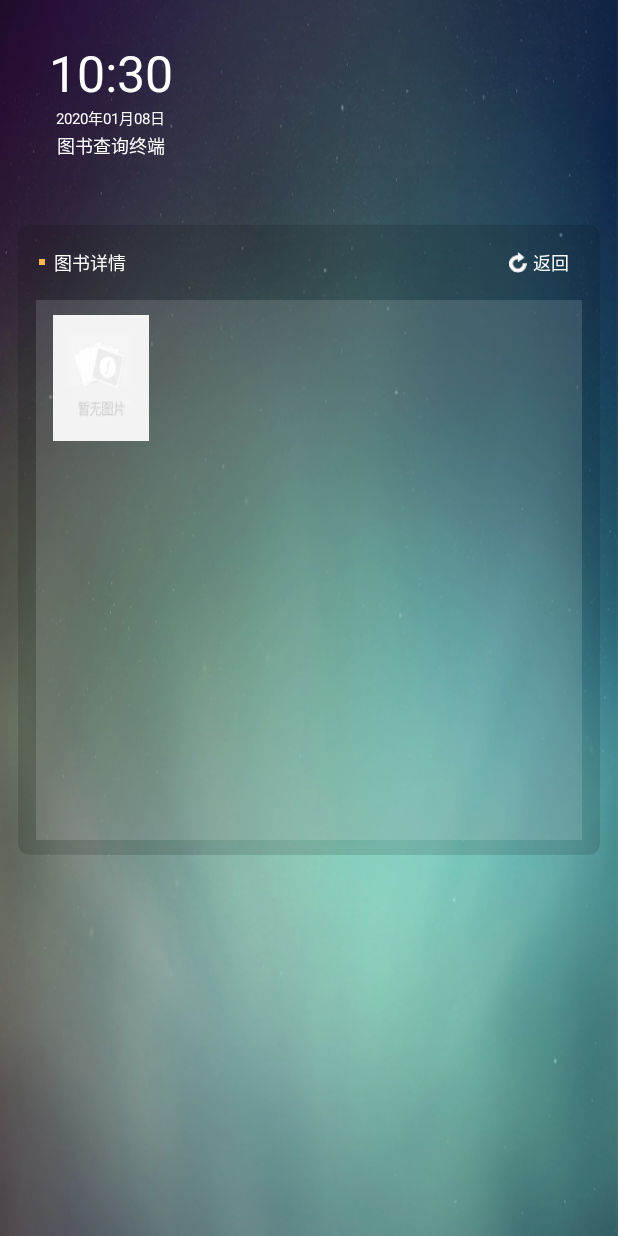
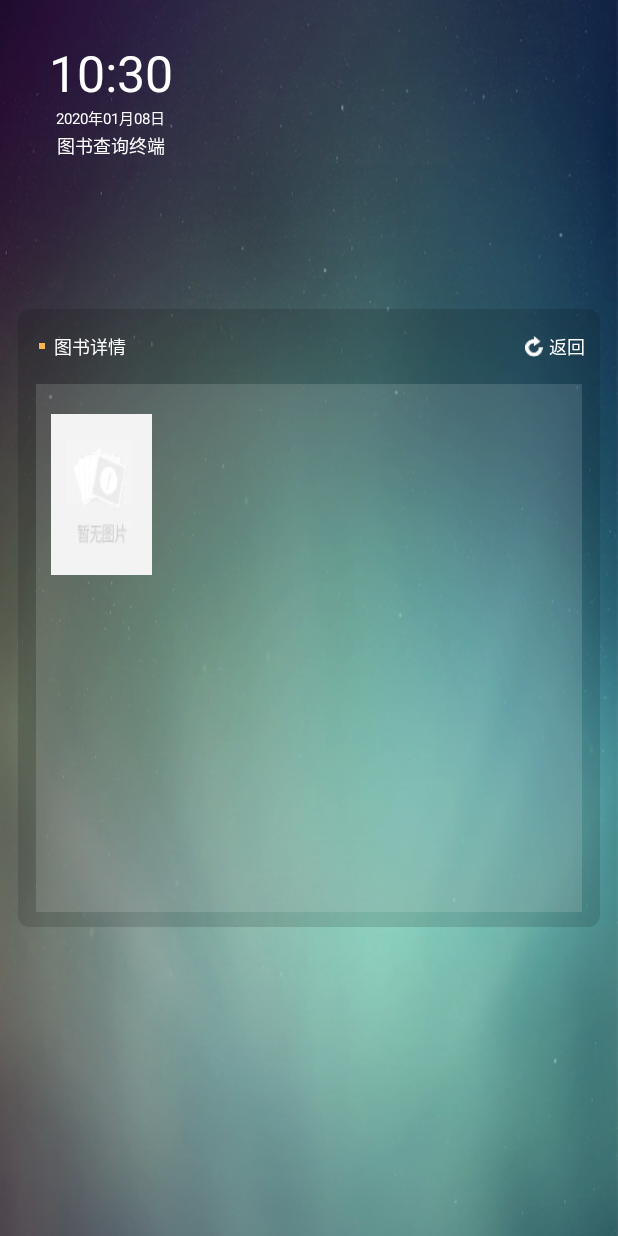
Before and after one commit to xiansize/SearchMachine, an Android app: the BookActivity screen opened directly, with no data from a screen before it, on a phone screen of 412 x 824 dp. Run offline under Robolectric (Android 15) with nearby library versions, the phone set to English and light mode, and no system bars; pictures from the network do not load; 1 statement that could not run was skipped.

Commit message:
适配其它屏幕

```diff
--- a/app/src/main/java/com/tcsoft/searchmachinary/activity/MainActivity.java
+++ b/app/src/main/java/com/tcsoft/searchmachinary/activity/MainActivity.java
@@ -25,7 +25,6 @@ public class MainActivity extends BaseActivity implements View.OnClickListener,
 
     private EditText etSearch;
     private MainPresenter mainPresenter;
-
 
 
     @Override
--- a/app/src/main/java/com/tcsoft/searchmachinary/model/api/BookApiImpl.java
+++ b/app/src/main/java/com/tcsoft/searchmachinary/model/api/BookApiImpl.java
@@ -16,7 +16,7 @@ public class BookApiImpl implements BookApi {
 
     @Override
     public String newBook(String page) {
-        return HttpUtil.httpGet(Config.PATH_OPAC + "/search?isFacet=false&view=json&queryType=search_newpublications&searchType=newpub&limitStartDate=2019-" + TimeUtil.getMonth() + "-01&limitEndDate=2019-" + TimeUtil.getMonth() + "-30&return_fmt=json&page=" + page);
+        return HttpUtil.httpGet(Config.PATH_OPAC + "/search?isFacet=false&view=json&queryType=search_newpublications&searchType=newpub&limitStartDate=2019-" + TimeUtil.getMonth() + "-01&limitEndDate=2019-" + TimeUtil.getMonth() + "-30&return_fmt=json&page=" + page+"&rows=20");
     }
 
     @Override
--- a/app/src/main/res/drawable/shape_circle_white.xml
+++ b/app/src/main/res/drawable/shape_circle_white.xml
@@ -3,7 +3,7 @@
     <solid
         android:color="@android:color/white"/>
     <corners
-        android:radius="25dp"
+        android:radius="40dp"
         />
     <stroke android:width="1dp" android:color="@android:color/white"/>
 </shape>
--- a/app/src/main/res/layout/activity_book.xml
+++ b/app/src/main/res/layout/activity_book.xml
@@ -1,21 +1,23 @@
 <?xml version="1.0" encoding="utf-8"?>
-<android.support.constraint.ConstraintLayout xmlns:android="http://schemas.android.com/apk/res/android"
-    xmlns:app="http://schemas.android.com/apk/res-auto"
+<LinearLayout
+    xmlns:android="http://schemas.android.com/apk/res/android"
     xmlns:tools="http://schemas.android.com/tools"
     android:layout_width="match_parent"
     android:layout_height="match_parent"
     android:background="@drawable/bg2"
+    android:orientation="vertical"
     tools:context="com.tcsoft.searchmachinary.activity.BookActivity">
 
     <include
         android:id="@+id/title_base_main"
-        layout="@layout/layout_base" />
+        layout="@layout/layout_base"
+        android:layout_weight="1"
+        android:layout_width="match_parent"
+        android:layout_height="0dp"/>
 
     <RelativeLayout
         style="@style/BgContainerInfo"
-        app:layout_constraintLeft_toLeftOf="parent"
-        app:layout_constraintRight_toRightOf="parent"
-        app:layout_constraintTop_toBottomOf="@id/title_base_main">
+        android:layout_weight="2">
 
 
         <include
@@ -24,18 +26,19 @@
 
         <LinearLayout
             android:layout_width="match_parent"
-            android:layout_height="360dp"
+            android:layout_height="match_parent"
             android:layout_below="@id/ll_key_base"
             android:layout_marginLeft="12dp"
             android:layout_marginRight="12dp"
             android:background="#22FFFFFF"
-            android:orientation="horizontal">
+            android:orientation="horizontal"
+            android:layout_marginBottom="10dp">
 
 
             <LinearLayout
                 android:id="@+id/ll_cover_book_details"
                 android:layout_width="0dp"
-                android:layout_height="wrap_content"
+                android:layout_height="match_parent"
                 android:layout_marginTop="10dp"
                 android:layout_weight="2.4"
                 android:gravity="center_horizontal"
@@ -43,11 +46,19 @@
 
                 <ImageView
                     android:id="@+id/iv_cover_book_details"
-                    android:layout_width="64dp"
-                    android:layout_height="84dp"
+                    android:layout_width="match_parent"
+                    android:layout_margin="10dp"
+                    android:layout_height="0dp"
+                    android:layout_weight="1"
                     android:background="@drawable/icon_nocover"
                     android:contentDescription="@string/cover" />
 
+                <LinearLayout
+                    android:layout_width="match_parent"
+                    android:layout_height="0dp"
+                    android:layout_weight="2"
+                    android:orientation="vertical"
+                    android:gravity="center_horizontal">
 
                     <TextView
                         android:id="@+id/tv_canloan_book_details"
@@ -61,6 +72,11 @@
                     <TextView
                         android:id="@+id/tv_reading_num_book_details"
                         style="@style/TvBookInfoBookDetailsItem" />
+
+                </LinearLayout>
+
+
+
 
 
             </LinearLayout>
@@ -77,7 +93,8 @@
                     android:id="@+id/tv_title_book_details"
                     style="@style/TvBookInfoBookDetailsItem"
                     android:layout_marginBottom="4dp"
-                    android:textSize="12sp" />
+                    android:textSize="16sp"
+                    />
 
 
                 <TextView
@@ -127,4 +144,9 @@
 
     </RelativeLayout>
 
-</android.support.constraint.ConstraintLayout>
+    <RelativeLayout
+        android:layout_width="match_parent"
+        android:layout_height="0dp"
+        android:layout_weight="1"/>
+
+</LinearLayout>
--- a/app/src/main/res/layout/layout_backpress.xml
+++ b/app/src/main/res/layout/layout_backpress.xml
@@ -37,13 +37,15 @@
         android:layout_height="match_parent"
         android:layout_weight="2"
         android:orientation="horizontal"
-        android:gravity="center_vertical"
+        android:gravity="right"
+        android:layout_marginRight="10dp"
         tools:ignore="UseCompoundDrawables">
 
         <ImageView
             android:layout_width="12dp"
             android:layout_height="14dp"
             android:src="@drawable/icon_backpress"
+            android:layout_gravity="center_vertical"
             android:contentDescription="@string/guider" />
 
         <TextView
@@ -53,6 +55,7 @@
             android:layout_marginStart="4dp"
             android:text="@string/back_press"
             android:textColor="@android:color/white"
+            android:layout_gravity="center_vertical"
             android:textSize="12sp"
             />
 
--- a/app/src/main/res/layout/layout_base.xml
+++ b/app/src/main/res/layout/layout_base.xml
@@ -32,7 +32,7 @@
             android:textSize="10sp"
             android:textColor="#FFFFFF"
             android:text="@string/date_base"
-           />
+            />
 
         <TextView
             android:id="@+id/tv_titlebar_device_name"
@@ -42,7 +42,7 @@
             android:textColor="#FFFFFF"
             android:text="@string/name_base"
             android:layout_marginTop="2dp"
-           />
+            />
 
     </LinearLayout>
 
--- a/app/src/main/res/values/strings.xml
+++ b/app/src/main/res/values/strings.xml
@@ -80,9 +80,9 @@
     <string name="book_shape">载体形态：%s %s</string>
     <string name="book_summary">内容简介：%s </string>
 
-    <string name="book_canloan">可借册数：%d册</string>
-    <string name="book_shelf_num">馆藏册数：%d册</string>
-    <string name="book_reading_num">总借阅量：%d次</string>
+    <string name="book_canloan">可借：%d册</string>
+    <string name="book_shelf_num">馆藏：%d册</string>
+    <string name="book_reading_num">总借：%d次</string>
 
     <!--bookholding-->
     <string name="book_barcode">条码号</string>
```
Also changed, not shown: app/src/main/java/com/tcsoft/searchmachinary/presenter/SearchPresenter.java (+9 -5 lines), app/src/main/res/layout/activity_advise.xml (+38 -30 lines), app/src/main/res/layout/activity_index.xml (deleted, +0 -23 lines), app/src/main/res/layout/activity_main.xml (+31 -76 lines), app/src/main/res/layout/activity_search.xml (+15 -12 lines), app/src/main/res/layout/layout_dialog_notification.xml (+20 -29 lines), app/src/main/res/values/styles.xml (+31 -64 lines), app/src/main/res/drawable-xxhdpi/icon_hot.png (added), app/src/main/res/drawable-xxhdpi/icon_new.png (added). Lines whose indentation alone changed are shown as unchanged.
